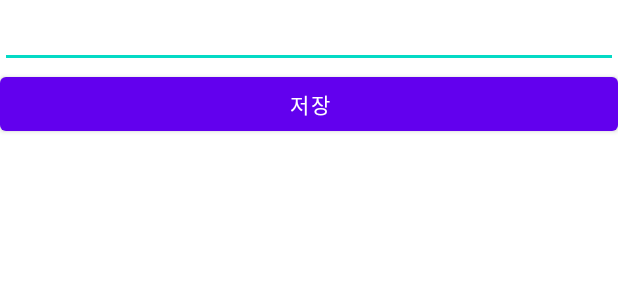
After one commit to kimwest00/kotlin-basic-projec, an Android app: the layout activity_memo.xml on its own in the app's theme, with its tools: preview values and no code run, on a phone screen of 412 x 824 dp. The commit adds this screen. Shown: the top 300 px of the screen. Run offline under Robolectric (Android 15) with nearby library versions, the phone set to English and light mode, and no system bars.

Commit message:
LAYOUT - 레이아웃 기본 배치

```diff
--- /dev/null
+++ b/week5/app/src/main/java/umc/standard/week5/MemoActivity.kt
@@ -0,0 +1,4 @@
+package umc.standard.week5
+
+class MemoActivity {
+}
--- a/week5/app/src/main/res/layout/activity_main.xml
+++ b/week5/app/src/main/res/layout/activity_main.xml
@@ -4,11 +4,18 @@
     android:layout_width="match_parent"
     android:layout_height="match_parent"
     android:orientation="vertical"
-    tools:context=".MainActivity">
+    tools:context=".MainActivity"
+>
     <androidx.recyclerview.widget.RecyclerView
-        android:id="@+id/rv_business_card"
+        android:id="@+id/rv_memo"
         android:layout_width="match_parent"
         android:layout_height="wrap_content"
         />
 
+    <Button
+        android:text="메모추가"
+        android:layout_width="wrap_content"
+        android:layout_height="wrap_content"/>
+
+
 </LinearLayout>
--- /dev/null
+++ b/week5/app/src/main/res/layout/activity_memo.xml
@@ -0,0 +1,22 @@
+<?xml version="1.0" encoding="utf-8"?>
+<androidx.constraintlayout.widget.ConstraintLayout xmlns:android="http://schemas.android.com/apk/res/android"
+    android:layout_width="match_parent"
+    android:layout_height="match_parent"
+    xmlns:app="http://schemas.android.com/apk/res-auto">
+<EditText
+    android:id="@+id/et_memo_write"
+    android:layout_width="match_parent"
+    android:layout_height="wrap_content"
+    app:layout_constraintStart_toStartOf="parent"
+    app:layout_constraintEnd_toEndOf="parent"
+    app:layout_constraintTop_toTopOf="parent"
+    />
+    <Button
+        android:id="@+id/bt_memo_save"
+        android:text="저장"
+        android:layout_width="match_parent"
+        android:layout_height="wrap_content"
+        app:layout_constraintTop_toBottomOf="@+id/et_memo_write"/>
+
+
+</androidx.constraintlayout.widget.ConstraintLayout>
```
